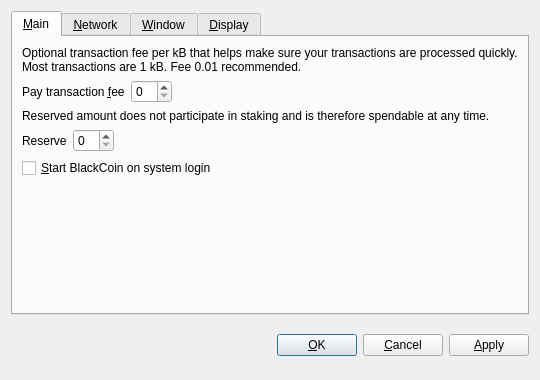
Before: the Qt Designer form src/qt/forms/optionsdialog.ui in ciip-96/xoat, drawn with Qt 5.
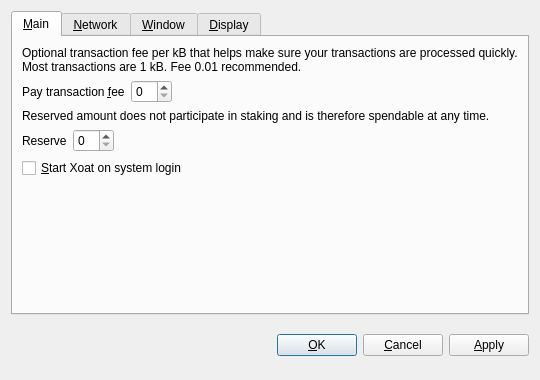
After: the same form once the commit is applied. Custom widgets are drawn as their Qt base class.

Commit message:
Blackcoin text replaced with XOAT
blackcoin -> xoat
Blackcoin -> Xoat
BlackCoin -> Xoat

What changed in the file:
```diff
--- a/src/qt/forms/optionsdialog.ui
+++ b/src/qt/forms/optionsdialog.ui
@@ -128,7 +128,7 @@
           <string>Automatically start BlackCoin after logging in to the system.</string>
          </property>
          <property name="text">
-          <string>&amp;Start BlackCoin on system login</string>
+          <string>&amp;Start Xoat on system login</string>
          </property>
         </widget>
        </item>
```
Left out of the diff: 8 changed lines with no effect on the pictures. The commit also changes 151 other files.
